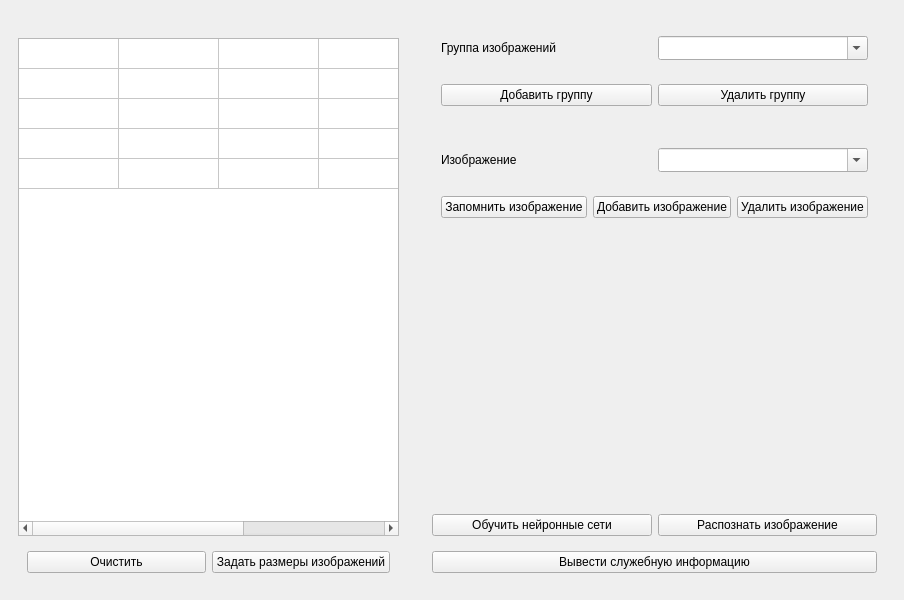
Above: Lab_1/MainWindow.ui from StrangeIlia/NeuralWeb before the change. Below: the same form after it.
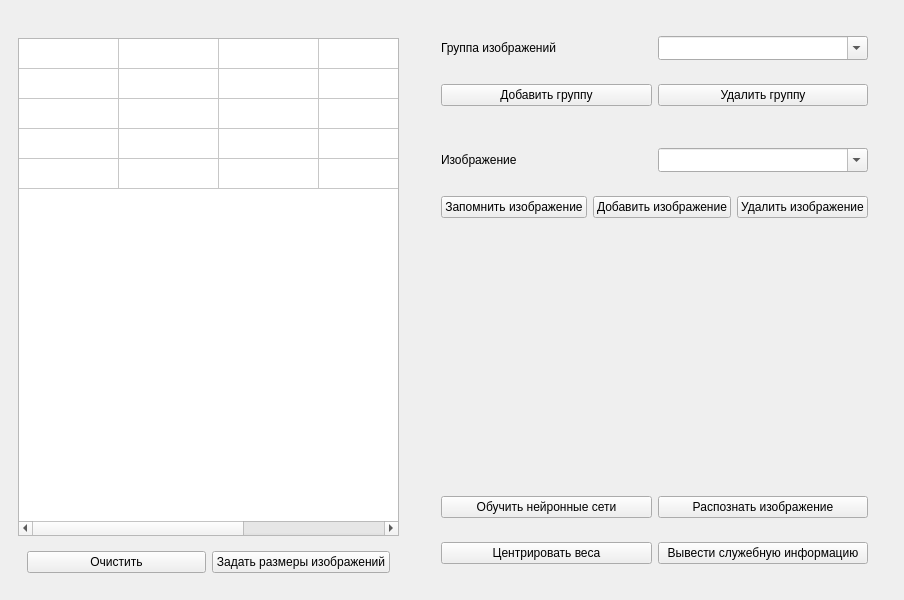
That is the form after the change.

```diff
--- a/Lab_1/MainWindow.ui
+++ b/Lab_1/MainWindow.ui
@@ -261,10 +261,10 @@
            <widget class="QWidget" name="widget_8" native="true">
             <layout class="QHBoxLayout" name="horizontalLayout_5">
              <property name="leftMargin">
-              <number>0</number>
+              <number>9</number>
              </property>
              <property name="rightMargin">
-              <number>0</number>
+              <number>9</number>
              </property>
              <item>
               <widget class="QPushButton" name="learning">
@@ -284,10 +284,23 @@
            </widget>
           </item>
           <item>
+           <widget class="QWidget" name="widget_11" native="true">
+            <layout class="QHBoxLayout" name="horizontalLayout_8">
+             <item>
+              <widget class="QPushButton" name="centring">
+               <property name="text">
+                <string>Центрировать веса</string>
+               </property>
+              </widget>
+             </item>
+             <item>
            <widget class="QPushButton" name="info">
             <property name="text">
              <string>Вывести служебную информацию</string>
             </property>
+              </widget>
+             </item>
+            </layout>
            </widget>
           </item>
          </layout>
```
Lines whose indentation alone changed are shown as unchanged.
